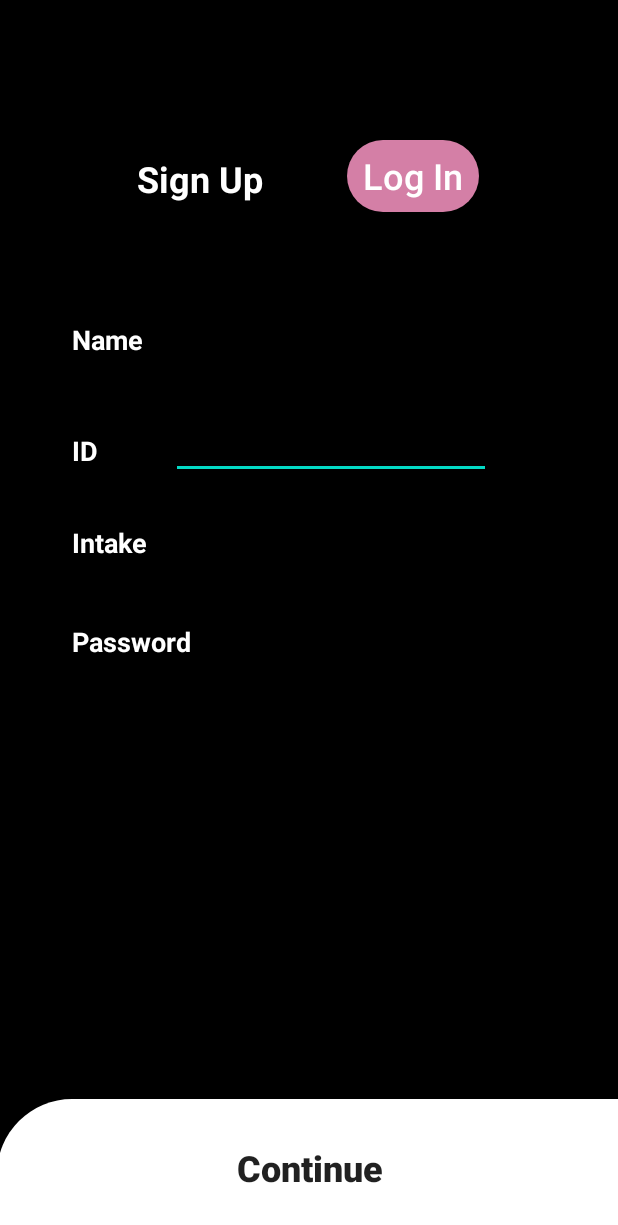
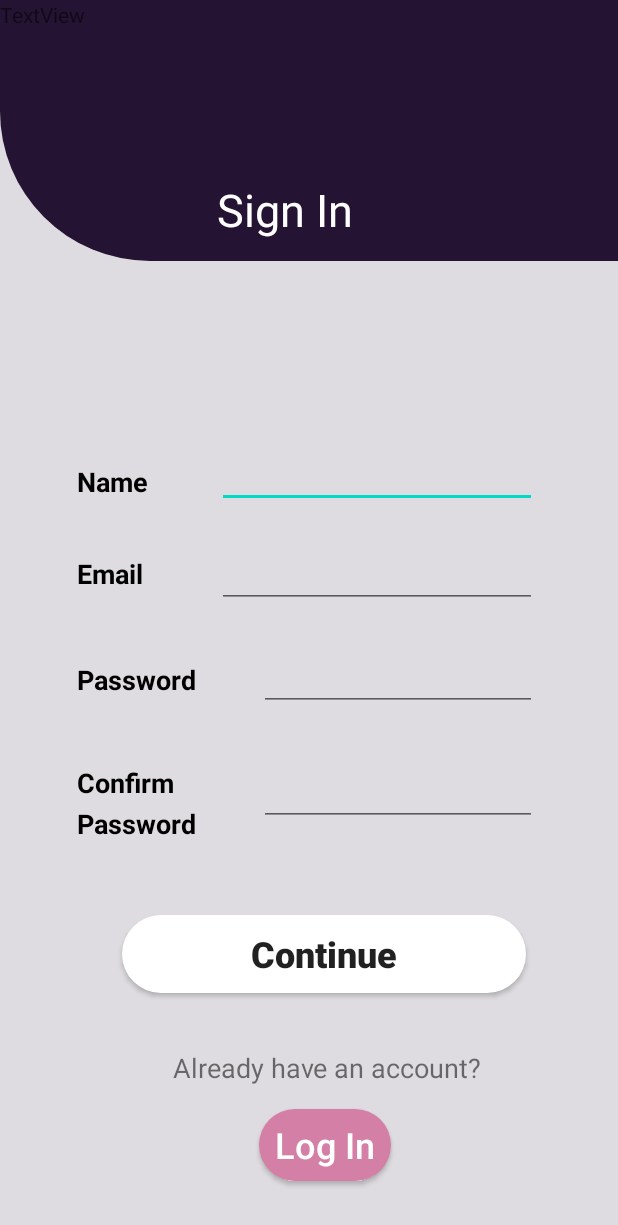
Before and after one commit to MalihaAmin/Segi-Student-Consultation, an Android app: the SuStudent screen opened directly, with no data from a screen before it, on a phone screen of 412 x 824 dp. Shown: the top 1225 px of the screen. Run offline under Robolectric (Android 15) with nearby library versions, the phone set to English and light mode, and no system bars; our stand-ins replace Firebase (no records; nobody signed in at launch, a user with empty details on screens opened directly).

Commit message:
Update  21/4/2020

```diff
--- a/app/build.gradle
+++ b/app/build.gradle
@@ -1,4 +1,5 @@
 apply plugin: 'com.android.application'
+apply plugin: 'com.google.gms.google-services'
 
 android {
     compileSdkVersion 28
@@ -28,6 +29,8 @@ dependencies {
 
     implementation 'androidx.appcompat:appcompat:1.1.0'
     implementation 'androidx.constraintlayout:constraintlayout:1.1.3'
+    implementation 'com.google.firebase:firebase-database:16.0.4'
+    implementation 'com.google.firebase:firebase-auth:16.0.5'
     testImplementation 'junit:junit:4.12'
     androidTestImplementation 'androidx.test.ext:junit:1.1.1'
     androidTestImplementation 'androidx.test.espresso:espresso-core:3.2.0'
--- a/app/src/main/java/com/example/fyp/SuStudent.java
+++ b/app/src/main/java/com/example/fyp/SuStudent.java
@@ -1,36 +1,104 @@
 package com.example.fyp;
 
+import android.app.ProgressDialog;
+import android.content.Intent;
+import android.os.Bundle;
+import android.text.TextUtils;
+import android.view.View;
+import android.widget.Button;
+import android.widget.EditText;
+import android.widget.Toast;
+
+import androidx.annotation.NonNull;
 import androidx.appcompat.app.AppCompatActivity;
 
-import android.content.Intent;
-import android.os.Bundle;
-import android.view.View;
-import android.widget.Button;
+import com.google.android.gms.tasks.OnCompleteListener;
+import com.google.android.gms.tasks.Task;
+import com.google.firebase.auth.AuthResult;
+import com.google.firebase.auth.FirebaseAuth;
 
 public class SuStudent extends AppCompatActivity {
-private Button button8;
-private Button button9;
+private Button Continue_button;
+private Button LogIn_button;
+private EditText Email, Password, Confirm_Password;
+private ProgressDialog loadingBar;
+
+private FirebaseAuth mAuth;
+
     @Override
     protected void onCreate(Bundle savedInstanceState) {
         super.onCreate(savedInstanceState);
         setContentView(R.layout.activity_su_student);
-        button8 = (Button)findViewById(R.id.button8);
-        button9 = (Button)findViewById(R.id.button9);
 
-        button8.setOnClickListener(new View.OnClickListener() {
+        //initialize firebase
+        mAuth = FirebaseAuth.getInstance();
+
+        Continue_button = (Button)findViewById(R.id.ssu_continue_button);
+        LogIn_button = (Button)findViewById(R.id.ssu_login_button);
+        Email = (EditText)findViewById(R.id.ssu_email);
+        Password = (EditText)findViewById(R.id.ssu_password);
+        Confirm_Password = (EditText)findViewById(R.id.ssu_confirm_password);
+        loadingBar = new ProgressDialog(this);
+
+        Continue_button.setOnClickListener(new View.OnClickListener() {
             @Override
             public void onClick(View v) {
-                Intent int6 = new Intent(SuStudent.this,LgStudent.class);
-                startActivity(int6);
+                //Intent int6 = new Intent(SuStudent.this,ScheduleStudent.class);
+                //startActivity(int6);
+                CreateNewAccount();
             }
         });
 
-        button9.setOnClickListener(new View.OnClickListener() {
+        LogIn_button.setOnClickListener(new View.OnClickListener() {
             @Override
             public void onClick(View v) {
-                Intent int7 = new Intent(SuStudent.this,ScheduleStudent.class);
+                Intent int7 = new Intent(SuStudent.this,LgStudent.class);
                 startActivity(int7);
             }
         });
     }
+
+    private void CreateNewAccount() {
+        String email = Email.getText().toString();
+        String password = Password.getText().toString();
+        String confirmPassword = Confirm_Password.getText().toString();
+
+        if (TextUtils.isEmpty(email)) {
+            Toast.makeText(this, "Please enter your email", Toast.LENGTH_SHORT).show();
+        } else if (TextUtils.isEmpty(password)) {
+            Toast.makeText(this, "Please enter your password", Toast.LENGTH_SHORT).show();
+        } else if (TextUtils.isEmpty(confirmPassword)) {
+            Toast.makeText(this, "Please confirm your password", Toast.LENGTH_SHORT).show();
+        } else if (!password.equals(confirmPassword) ) {
+            Toast.makeText(this, "Password does not match", Toast.LENGTH_SHORT).show();
+        } else {
+            loadingBar.setTitle("Creating New Account");
+            loadingBar.setMessage("Wait! Creating New Account");
+            loadingBar.show();
+            loadingBar.setCanceledOnTouchOutside(true);
+
+            mAuth.createUserWithEmailAndPassword(email, password)
+                    .addOnCompleteListener(new OnCompleteListener<AuthResult>() {
+                        @Override
+                        public void onComplete(@NonNull Task<AuthResult> task) {
+                            if (task.isSuccessful()) {
+                                SendUserToScheduleLecturer();
+
+                                Toast.makeText(SuStudent.this, "Account is created successfully!", Toast.LENGTH_SHORT).show();
+                                loadingBar.dismiss();
+                            } else {
+                                String message = task.getException().getMessage();
+                                Toast.makeText(SuStudent.this, "Error Occured: " + message, Toast.LENGTH_SHORT).show();
+                                loadingBar.dismiss();
+                            }
+                        }
+                    });
+    }
 }
+
+    private void SendUserToScheduleLecturer() {
+        Intent setupIntent = new Intent(SuStudent.this,ScheduleStudent .class);
+        setupIntent.addFlags(Intent.FLAG_ACTIVITY_NEW_TASK | Intent.FLAG_ACTIVITY_CLEAR_TASK);
+        startActivity(setupIntent);
+        finish();
+    }}
--- a/app/src/main/res/drawable/custom_button.xml
+++ b/app/src/main/res/drawable/custom_button.xml
@@ -1,6 +1,6 @@
 <?xml version="1.0" encoding="utf-8"?>
 <shape xmlns:android="http://schemas.android.com/apk/res/android" android:shape="rectangle">
-<gradient android:startColor="#4527A0" android:endColor="#9599B3" android:type="linear"/>
+<gradient android:startColor="#FFFFFF" android:endColor="#9599B3" android:type="linear"/>
 
     <corners  android:topLeftRadius="50dp" />
 
--- a/app/src/main/res/drawable/custom_button2.xml
+++ b/app/src/main/res/drawable/custom_button2.xml
@@ -1,6 +1,6 @@
 <?xml version="1.0" encoding="utf-8"?>
 <shape xmlns:android="http://schemas.android.com/apk/res/android" android:shape="rectangle">
-    <gradient android:startColor="#6A1B9A" android:endColor="#9599B3" android:type="linear"/>
+    <gradient android:startColor="#FFFFFF" android:endColor="#9599B3" android:type="linear"/>
 
     <corners  android:topLeftRadius="50dp" />
 
--- a/app/src/main/res/drawable/newbutton3.xml
+++ b/app/src/main/res/drawable/newbutton3.xml
@@ -1,7 +1,5 @@
 <?xml version="1.0" encoding="utf-8"?>
-<shape xmlns:android="http://schemas.android.com/apk/res/android" android:shape="rectangle">
-    <solid android:color="#FFFFFF" />
-
-    <corners  android:topLeftRadius="50dp" />
-
+<shape xmlns:android="http://schemas.android.com/apk/res/android" android:shape = "rectangle">
+    <solid android:color="#FFFFFF" android:type= "linear" />
+    <corners android:radius="30dp"/>
 </shape>
--- a/app/src/main/res/drawable/schedule_box.xml
+++ b/app/src/main/res/drawable/schedule_box.xml
@@ -1,5 +1,5 @@
 <?xml version="1.0" encoding="utf-8"?>
 <shape xmlns:android="http://schemas.android.com/apk/res/android" android:shape = "rectangle">
-    <solid android:color="#000000" android:type= "linear" />
+    <solid android:color="#241332" android:type= "linear" />
     <corners   android:bottomLeftRadius="100dp" />
 </shape>
--- a/app/src/main/res/layout/activity_choose.xml
+++ b/app/src/main/res/layout/activity_choose.xml
@@ -4,7 +4,7 @@
     xmlns:tools="http://schemas.android.com/tools"
     android:layout_width="match_parent"
     android:layout_height="match_parent"
-    android:background="#000000"
+    android:background="#241332"
     tools:context=".Choose">
 
     <TextView
--- a/app/src/main/res/layout/activity_su_student.xml
+++ b/app/src/main/res/layout/activity_su_student.xml
@@ -3,21 +3,14 @@
     xmlns:app="http://schemas.android.com/apk/res-auto"
     xmlns:tools="http://schemas.android.com/tools"
     android:layout_width="match_parent"
+    android:background="#DEDCE0"
     android:layout_height="match_parent"
     tools:context=".SuStudent">
 
-    <androidx.constraintlayout.widget.ConstraintLayout
-        android:layout_width="match_parent"
-        android:layout_height="match_parent"
-        android:background="#000000"
-        app:layout_constraintBottom_toBottomOf="parent"
-        app:layout_constraintEnd_toEndOf="parent"
-        app:layout_constraintStart_toStartOf="parent"
-        app:layout_constraintTop_toTopOf="parent"
-        tools:context=".SuLecturer">
+
 
         <Button
-            android:id="@+id/button8"
+            android:id="@+id/ssu_login_button"
             android:layout_width="wrap_content"
             android:layout_height="wrap_content"
             android:background="@drawable/newbutton2"
@@ -27,15 +20,15 @@
             android:textSize="24sp"
             app:layout_constraintBottom_toBottomOf="parent"
             app:layout_constraintEnd_toEndOf="parent"
-            app:layout_constraintHorizontal_bias="0.715"
+            app:layout_constraintHorizontal_bias="0.532"
             app:layout_constraintStart_toStartOf="parent"
             app:layout_constraintTop_toTopOf="parent"
-            app:layout_constraintVertical_bias="0.12" />
+            app:layout_constraintVertical_bias="0.953" />
 
     <Button
-            android:id="@+id/button9"
-            android:layout_width="417dp"
-            android:layout_height="91dp"
+        android:id="@+id/ssu_continue_button"
+        android:layout_width="269dp"
+        android:layout_height="52dp"
         android:background="@drawable/newbutton3"
         android:text="Continue"
         android:textAllCaps="false"
@@ -43,139 +36,178 @@
         android:textStyle="bold"
         app:layout_constraintBottom_toBottomOf="parent"
         app:layout_constraintEnd_toEndOf="parent"
+        app:layout_constraintHorizontal_bias="0.57"
         app:layout_constraintStart_toStartOf="parent"
         app:layout_constraintTop_toTopOf="parent"
-            app:layout_constraintVertical_bias="1.0" />
+        app:layout_constraintVertical_bias="0.79" />
 
     <EditText
-            android:id="@+id/editText5"
+            android:id="@+id/ssu_Name"
             android:layout_width="wrap_content"
             android:layout_height="wrap_content"
             android:ems="10"
             android:inputType="textPersonName"
-            android:textColor="#FFFFFF"
+            android:textColor="#000000"
             app:layout_constraintBottom_toBottomOf="parent"
             app:layout_constraintEnd_toEndOf="parent"
-            app:layout_constraintHorizontal_bias="0.575"
+            app:layout_constraintHorizontal_bias="0.727"
             app:layout_constraintStart_toStartOf="parent"
             app:layout_constraintTop_toTopOf="parent"
-            app:layout_constraintVertical_bias="0.352" />
+            app:layout_constraintVertical_bias="0.377" />
 
         <EditText
-            android:id="@+id/editText6"
+            android:id="@+id/ssu_password"
             android:layout_width="185dp"
             android:layout_height="48dp"
             android:ems="10"
             android:inputType="textPassword"
-            android:textColor="#FFFFFF"
+            android:textColor="#000000"
             app:layout_constraintBottom_toBottomOf="parent"
             app:layout_constraintEnd_toEndOf="parent"
-            app:layout_constraintHorizontal_bias="0.628"
+            app:layout_constraintHorizontal_bias="0.761"
             app:layout_constraintStart_toStartOf="parent"
             app:layout_constraintTop_toTopOf="parent"
-            app:layout_constraintVertical_bias="0.516" />
+            app:layout_constraintVertical_bias="0.549" />
 
         <EditText
-            android:id="@+id/editText7"
+            android:id="@+id/ssu_confirm_password"
+            android:layout_width="185dp"
+            android:layout_height="48dp"
+            android:ems="10"
+            android:inputType="textPassword"
+            android:textColor="#000000"
+            app:layout_constraintBottom_toBottomOf="parent"
+            app:layout_constraintEnd_toEndOf="parent"
+            app:layout_constraintHorizontal_bias="0.761"
+            app:layout_constraintStart_toStartOf="parent"
+            app:layout_constraintTop_toTopOf="parent"
+            app:layout_constraintVertical_bias="0.648" />
+
+        <EditText
+            android:id="@+id/ssu_email"
+            android:layout_width="213dp"
+            android:layout_height="45dp"
+            android:ems="10"
+            android:inputType="textEmailAddress"
+            app:layout_constraintBottom_toBottomOf="parent"
+            app:layout_constraintEnd_toEndOf="parent"
+            app:layout_constraintHorizontal_bias="0.727"
+            app:layout_constraintStart_toStartOf="parent"
+            app:layout_constraintTop_toTopOf="parent"
+            app:layout_constraintVertical_bias="0.462" />
+
+        <TextView
+            android:id="@+id/tvp"
             android:layout_width="wrap_content"
             android:layout_height="wrap_content"
-            android:ems="10"
-            android:inputType="textPersonName"
-            android:textColor="#FFFFFF"
-            app:layout_constraintBottom_toBottomOf="parent"
-            app:layout_constraintEnd_toEndOf="parent"
-            app:layout_constraintHorizontal_bias="0.575"
-            app:layout_constraintStart_toStartOf="parent"
-            app:layout_constraintTop_toTopOf="parent"
-            app:layout_constraintVertical_bias="0.262" />
-
-        <EditText
-            android:id="@+id/editText8"
-            android:layout_width="wrap_content"
-            android:layout_height="wrap_content"
-            android:ems="10"
-            android:inputType="textPersonName"
-            android:textColor="#FFFFFF"
-            app:layout_constraintBottom_toBottomOf="parent"
-            app:layout_constraintEnd_toEndOf="parent"
-            app:layout_constraintHorizontal_bias="0.575"
-            app:layout_constraintStart_toStartOf="parent"
-            app:layout_constraintTop_toTopOf="parent"
-            app:layout_constraintVertical_bias="0.431" />
-
-        <TextView
-            android:id="@+id/textView14"
-            android:layout_width="108dp"
-            android:layout_height="51dp"
-            android:text="Sign Up"
-            android:textColor="#FFFFFF"
-            android:textSize="24sp"
-            android:textStyle="bold"
-            app:layout_constraintBottom_toBottomOf="parent"
-            app:layout_constraintEnd_toEndOf="parent"
-            app:layout_constraintHorizontal_bias="0.3"
-            app:layout_constraintStart_toStartOf="parent"
-            app:layout_constraintTop_toTopOf="parent"
-            app:layout_constraintVertical_bias="0.133" />
-
-        <TextView
-            android:id="@+id/textView15"
-            android:layout_width="wrap_content"
-            android:layout_height="wrap_content"
-            android:text="Name"
-            android:textColor="#FFFFFF"
+            android:text="Password"
+            android:textColor="#000000"
             android:textSize="18sp"
             android:textStyle="bold"
             app:layout_constraintBottom_toBottomOf="parent"
             app:layout_constraintEnd_toEndOf="parent"
-            app:layout_constraintHorizontal_bias="0.132"
+            app:layout_constraintHorizontal_bias="0.154"
             app:layout_constraintStart_toStartOf="parent"
             app:layout_constraintTop_toTopOf="parent"
-            app:layout_constraintVertical_bias="0.268" />
+            app:layout_constraintVertical_bias="0.671" />
 
         <TextView
-            android:id="@+id/textView16"
+            android:id="@+id/textViewN"
             android:layout_width="wrap_content"
             android:layout_height="wrap_content"
-            android:text="Intake"
-            android:textColor="#FFFFFF"
+            android:text="Name"
+            android:textColor="#000000"
             android:textSize="18sp"
             android:textStyle="bold"
             app:layout_constraintBottom_toBottomOf="parent"
             app:layout_constraintEnd_toEndOf="parent"
-            app:layout_constraintHorizontal_bias="0.133"
+            app:layout_constraintHorizontal_bias="0.14"
             app:layout_constraintStart_toStartOf="parent"
             app:layout_constraintTop_toTopOf="parent"
-            app:layout_constraintVertical_bias="0.437" />
+            app:layout_constraintVertical_bias="0.386" />
 
         <TextView
-            android:id="@+id/textView17"
+            android:id="@+id/tvpp"
             android:layout_width="wrap_content"
             android:layout_height="wrap_content"
             android:text="Password"
-            android:textColor="#FFFFFF"
+            android:textColor="#000000"
             android:textSize="18sp"
             android:textStyle="bold"
             app:layout_constraintBottom_toBottomOf="parent"
             app:layout_constraintEnd_toEndOf="parent"
-            app:layout_constraintHorizontal_bias="0.145"
+            app:layout_constraintHorizontal_bias="0.154"
             app:layout_constraintStart_toStartOf="parent"
             app:layout_constraintTop_toTopOf="parent"
-            app:layout_constraintVertical_bias="0.52" />
+            app:layout_constraintVertical_bias="0.551" />
 
         <TextView
-            android:id="@+id/textView18"
+            android:id="@+id/tvc"
             android:layout_width="wrap_content"
             android:layout_height="wrap_content"
-            android:text="ID"
-            android:textColor="#FFFFFF"
+            android:text="Confirm"
+            android:textColor="#000000"
             android:textSize="18sp"
             android:textStyle="bold"
             app:layout_constraintBottom_toBottomOf="parent"
             app:layout_constraintEnd_toEndOf="parent"
-            app:layout_constraintHorizontal_bias="0.121"
+            app:layout_constraintHorizontal_bias="0.147"
             app:layout_constraintStart_toStartOf="parent"
             app:layout_constraintTop_toTopOf="parent"
-            app:layout_constraintVertical_bias="0.36" />
+            app:layout_constraintVertical_bias="0.637" />
+
+        <TextView
+            android:id="@+id/tve"
+            android:layout_width="wrap_content"
+            android:layout_height="wrap_content"
+            android:text="Email"
+            android:textColor="#000000"
+            android:textSize="18sp"
+            android:textStyle="bold"
+            app:layout_constraintBottom_toBottomOf="parent"
+            app:layout_constraintEnd_toEndOf="parent"
+            app:layout_constraintHorizontal_bias="0.139"
+            app:layout_constraintStart_toStartOf="parent"
+            app:layout_constraintTop_toTopOf="parent"
+            app:layout_constraintVertical_bias="0.463" />
+
+        <TextView
+            android:id="@+id/textViewBox"
+            android:layout_width="416dp"
+            android:layout_height="174dp"
+            android:background="@drawable/schedule_box"
+            android:text="TextView"
+            app:layout_constraintBottom_toBottomOf="parent"
+            app:layout_constraintEnd_toEndOf="parent"
+            app:layout_constraintHorizontal_bias="0.0"
+            app:layout_constraintStart_toStartOf="parent"
+            app:layout_constraintTop_toTopOf="parent"
+            app:layout_constraintVertical_bias="0.0" />
+
+        <TextView
+            android:id="@+id/textViewSignIn"
+            android:layout_width="104dp"
+            android:layout_height="45dp"
+            android:text="Sign In"
+            android:textColor="#FFFFFF"
+            android:textSize="30sp"
+            app:layout_constraintBottom_toBottomOf="parent"
+            app:layout_constraintEnd_toEndOf="parent"
+            app:layout_constraintHorizontal_bias="0.469"
+            app:layout_constraintStart_toStartOf="parent"
+            app:layout_constraintTop_toTopOf="parent"
+            app:layout_constraintVertical_bias="0.153" />
+
+        <TextView
+            android:id="@+id/textView13"
+            android:layout_width="wrap_content"
+            android:layout_height="wrap_content"
+            android:text="Already have an account?"
+            android:textSize="18sp"
+            app:layout_constraintBottom_toBottomOf="parent"
+            app:layout_constraintEnd_toEndOf="parent"
+            app:layout_constraintHorizontal_bias="0.559"
+            app:layout_constraintStart_toStartOf="parent"
+            app:layout_constraintTop_toTopOf="parent"
+            app:layout_constraintVertical_bias="0.875" />
     </androidx.constraintlayout.widget.ConstraintLayout>
-</androidx.constraintlayout.widget.ConstraintLayout>
--- a/build.gradle
+++ b/build.gradle
@@ -9,7 +9,8 @@ buildscript {
     }
     dependencies {
         classpath 'com.android.tools.build:gradle:3.6.1'
-
+        classpath 'com.google.gms:google-services:4.3.3'
+        //classpath 'com.google.gms:google-services:4.0.1'
 
         // NOTE: Do not place your application dependencies here; they belong
         // in the individual module build.gradle files
```
Also changed, not shown: app/src/main/java/com/example/fyp/SuLecturer.java (+83 -12 lines), app/src/main/res/layout/activity_main.xml (+19 -38 lines), app/src/main/res/layout/activity_su_lecturer.xml (+172 -104 lines), 1 other file. Lines whose indentation alone changed are shown as unchanged.
